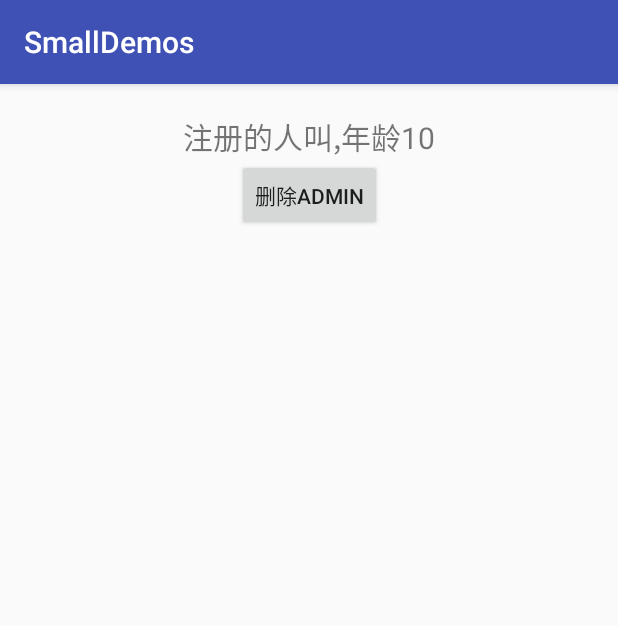
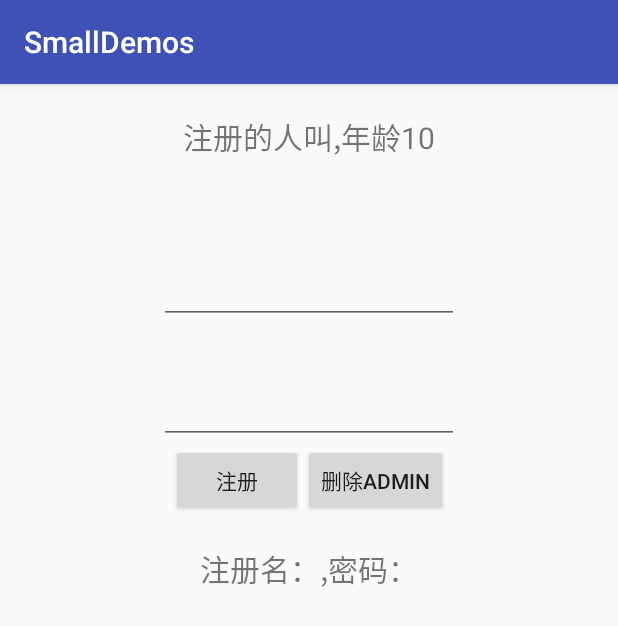
Before and after one commit to wx9265661/SmallDemos2, an Android app: the RegistFragment screen opened through its navigation route, after a tap on "删除ADMIN", on a phone screen of 412 x 824 dp. Shown: the top 626 px of the screen. Run offline under Robolectric (Android 15) with nearby library versions, the phone set to English and light mode, and no system bars; our stand-ins replace Room's generated code; 4 statements that could not run were skipped.

Commit message:
完善注册和登录功能

```diff
--- a/app/src/main/java/com/zhanghaochen/smalldemos/demos/dao/UserDao.kt
+++ b/app/src/main/java/com/zhanghaochen/smalldemos/demos/dao/UserDao.kt
@@ -23,6 +23,9 @@ interface UserDao {
     @Update
     fun updateUser(user: User)
 
+    @Query("select * from user where user_name= :name and user_pwd = :pwd")
+    fun findUser(name: String, pwd: String): User?
+
     @Delete
     fun deleteUser(user: User)
 
--- a/app/src/main/java/com/zhanghaochen/smalldemos/demos/naviga/RegistFragment.kt
+++ b/app/src/main/java/com/zhanghaochen/smalldemos/demos/naviga/RegistFragment.kt
@@ -5,6 +5,7 @@ import android.os.Message
 import android.view.LayoutInflater
 import android.view.View
 import android.view.ViewGroup
+import androidx.lifecycle.Observer
 import androidx.lifecycle.ViewModelProviders
 import androidx.navigation.fragment.navArgs
 import com.zhanghaochen.smalldemos.R
@@ -12,6 +13,7 @@ import com.zhanghaochen.smalldemos.demos.livedataandvm.PeopleModel
 import com.zhanghaochen.smalldemos.demos.model.db.User
 import com.zhanghaochen.smalldemos.framework.BaseFragment
 import kotlinx.android.synthetic.main.fragment_regest.*
+import org.jetbrains.anko.sdk27.coroutines.textChangedListener
 
 /**
  * @author created by zhanghaochen
@@ -23,7 +25,7 @@ class RegistFragment : BaseFragment() {
 
     }
 
-    val viewModel: PeopleModel by lazy {
+    private val viewModel: PeopleModel by lazy {
         // 这里可以用activity也可以用fragment，这决定了这个viewModel的生命周期
         ViewModelProviders.of(activity!!).get(PeopleModel::class.java)
     }
@@ -40,11 +42,37 @@ class RegistFragment : BaseFragment() {
 
         rg_tv.text = "注册的人叫${safeArgs.name},年龄${safeArgs.age}"
 
-        rg_tv.setOnClickListener {
-            viewModel.register("admin", "admin")
+        delete_admin.setOnClickListener {
+//            viewModel.delete(User("NORMAL", "admin", "admin", 0))
+            myToast("暂时不支持删除")
         }
-        delete_admin.setOnClickListener {
-            viewModel.delete(User("NORMAL", "admin", "admin", 0))
+
+        ed1.textChangedListener {
+            onTextChanged { charSequence, i, i2, i3 ->
+                val register = viewModel.registUser.value
+                register?.name = charSequence.toString()
+                viewModel.registUser.postValue(register)
+            }
         }
+
+        ed2.textChangedListener {
+            onTextChanged { charSequence, i, i2, i3 ->
+                val register = viewModel.registUser.value
+                register?.pwd = charSequence.toString()
+                viewModel.registUser.postValue(register)
+            }
+        }
+
+        register_btn.setOnClickListener {
+            if (ed1.text.toString().isBlank() || ed2.text.toString().isBlank()) {
+                myToast("请输入用户名和密码")
+            } else {
+                viewModel.register(ed1.text.toString(), ed2.text.toString())
+            }
+        }
+
+        viewModel.registUser.observe(viewLifecycleOwner, Observer {
+            rg_info.text = "注册名：${it.name},密码：${it.pwd}"
+        })
     }
 }
--- a/app/src/main/java/com/zhanghaochen/smalldemos/framework/BaseFragment.java
+++ b/app/src/main/java/com/zhanghaochen/smalldemos/framework/BaseFragment.java
@@ -2,9 +2,12 @@ package com.zhanghaochen.smalldemos.framework;
 
 import android.os.Handler;
 import android.os.Message;
+import android.widget.Toast;
+
 import androidx.fragment.app.Fragment;
 
 import java.lang.ref.WeakReference;
+import java.util.Objects;
 
 public abstract class BaseFragment extends Fragment {
 
@@ -34,4 +37,15 @@ public abstract class BaseFragment extends Fragment {
             super.handleMessage(msg);
         }
     }
+
+    protected void myToast(final CharSequence msg) {
+        try {
+            Objects.requireNonNull(getActivity()).runOnUiThread(new Runnable() {
+                @Override
+                public void run() {
+                    Toast.makeText(getActivity(), msg, Toast.LENGTH_SHORT).show();
+                }
+            });
+        } catch (Exception ignored) {}
+    }
 }
--- a/app/src/main/res/layout/fragment_login.xml
+++ b/app/src/main/res/layout/fragment_login.xml
@@ -22,6 +22,7 @@
             android:layout_width="200dp"
             android:layout_height="60dp"
             android:layout_marginTop="100dp"
+            android:text="admin"
             app:layout_constraintEnd_toEndOf="parent"
             app:layout_constraintStart_toStartOf="parent"
             app:layout_constraintTop_toTopOf="parent" />
@@ -31,6 +32,7 @@
             android:layout_width="200dp"
             android:layout_height="60dp"
             android:layout_marginTop="20dp"
+            android:text="admin"
             app:layout_constraintEnd_toEndOf="parent"
             app:layout_constraintStart_toStartOf="parent"
             app:layout_constraintTop_toBottomOf="@id/ed1" />
--- a/app/src/main/res/layout/fragment_regest.xml
+++ b/app/src/main/res/layout/fragment_regest.xml
@@ -3,6 +3,24 @@
     xmlns:app="http://schemas.android.com/apk/res-auto"
     android:layout_width="match_parent"
     android:layout_height="match_parent">
+
+    <EditText
+        android:id="@+id/ed1"
+        android:layout_width="200dp"
+        android:layout_height="60dp"
+        android:layout_marginTop="100dp"
+        app:layout_constraintEnd_toEndOf="parent"
+        app:layout_constraintStart_toStartOf="parent"
+        app:layout_constraintTop_toTopOf="parent" />
+
+    <EditText
+        android:id="@+id/ed2"
+        android:layout_width="200dp"
+        android:layout_height="60dp"
+        android:layout_marginTop="20dp"
+        app:layout_constraintEnd_toEndOf="parent"
+        app:layout_constraintStart_toStartOf="parent"
+        app:layout_constraintTop_toBottomOf="@id/ed1" />
 
     <TextView
         android:id="@+id/rg_tv"
@@ -15,12 +33,33 @@
         app:layout_constraintStart_toStartOf="parent"
         app:layout_constraintTop_toTopOf="parent" />
 
+    <TextView
+        android:id="@+id/rg_info"
+        android:layout_width="wrap_content"
+        android:layout_height="wrap_content"
+        android:layout_marginTop="20dp"
+        android:textSize="20sp"
+        app:layout_constraintEnd_toEndOf="parent"
+        app:layout_constraintStart_toStartOf="parent"
+        app:layout_constraintTop_toBottomOf="@id/delete_admin" />
+
     <Button
         android:id="@+id/delete_admin"
         android:layout_width="wrap_content"
         android:layout_height="wrap_content"
         android:text="删除admin"
         app:layout_constraintEnd_toEndOf="parent"
+        app:layout_constraintStart_toEndOf="@id/register_btn"
+        app:layout_constraintTop_toBottomOf="@id/ed2" />
+
+    <Button
+        android:id="@+id/register_btn"
+        android:layout_width="wrap_content"
+        android:layout_height="wrap_content"
+        android:text="注册"
+        app:layout_constraintEnd_toEndOf="parent"
+        app:layout_constraintEnd_toStartOf="@id/delete_admin"
+        app:layout_constraintHorizontal_chainStyle="packed"
         app:layout_constraintStart_toStartOf="parent"
-        app:layout_constraintTop_toBottomOf="@id/rg_tv" />
+        app:layout_constraintTop_toBottomOf="@id/ed2" />
 </androidx.constraintlayout.widget.ConstraintLayout>
```
Also changed, not shown: app/src/main/java/com/zhanghaochen/smalldemos/demos/livedataandvm/PeopleModel.kt (+14 -1 lines), app/src/main/java/com/zhanghaochen/smalldemos/demos/naviga/LoginFragment.kt (+4 -9 lines), app/src/main/java/com/zhanghaochen/smalldemos/demos/repository/UserRepository.kt (+12 -3 lines).
